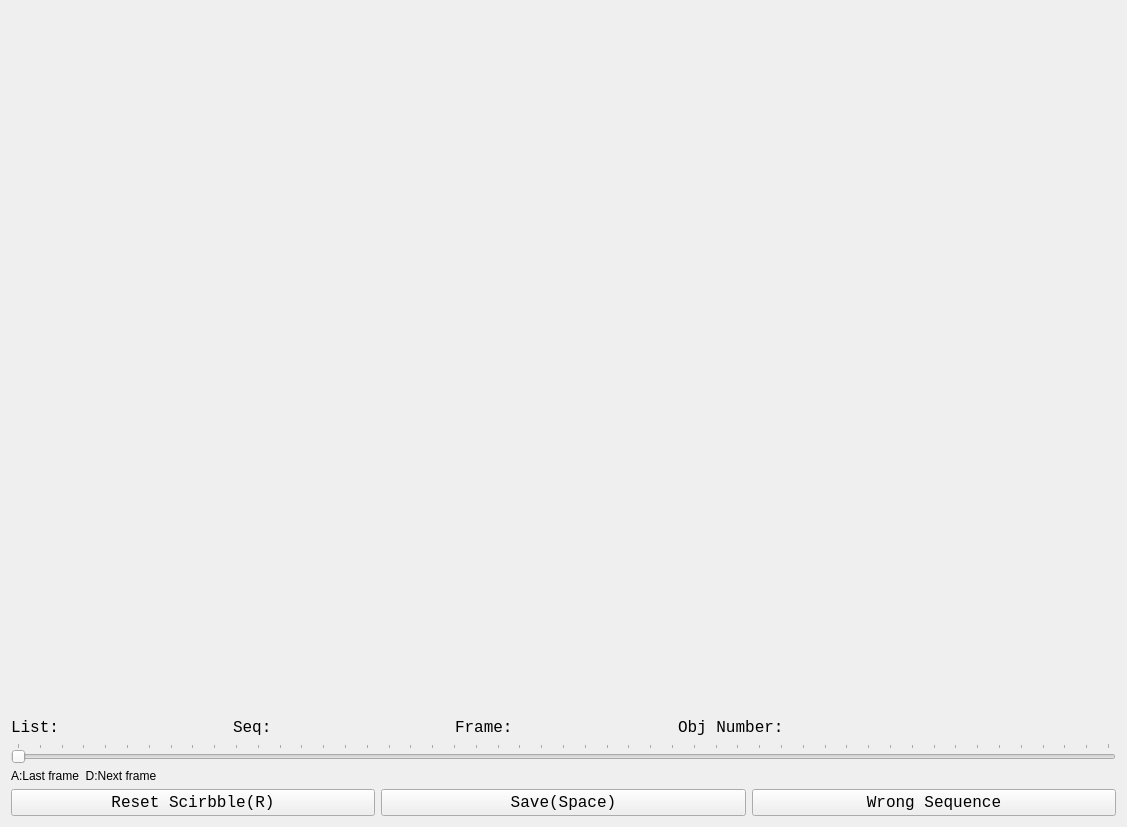
Qt form scribble_collector_UI.ui (ShenhanQian/inital-scribble-collector) before a commit.
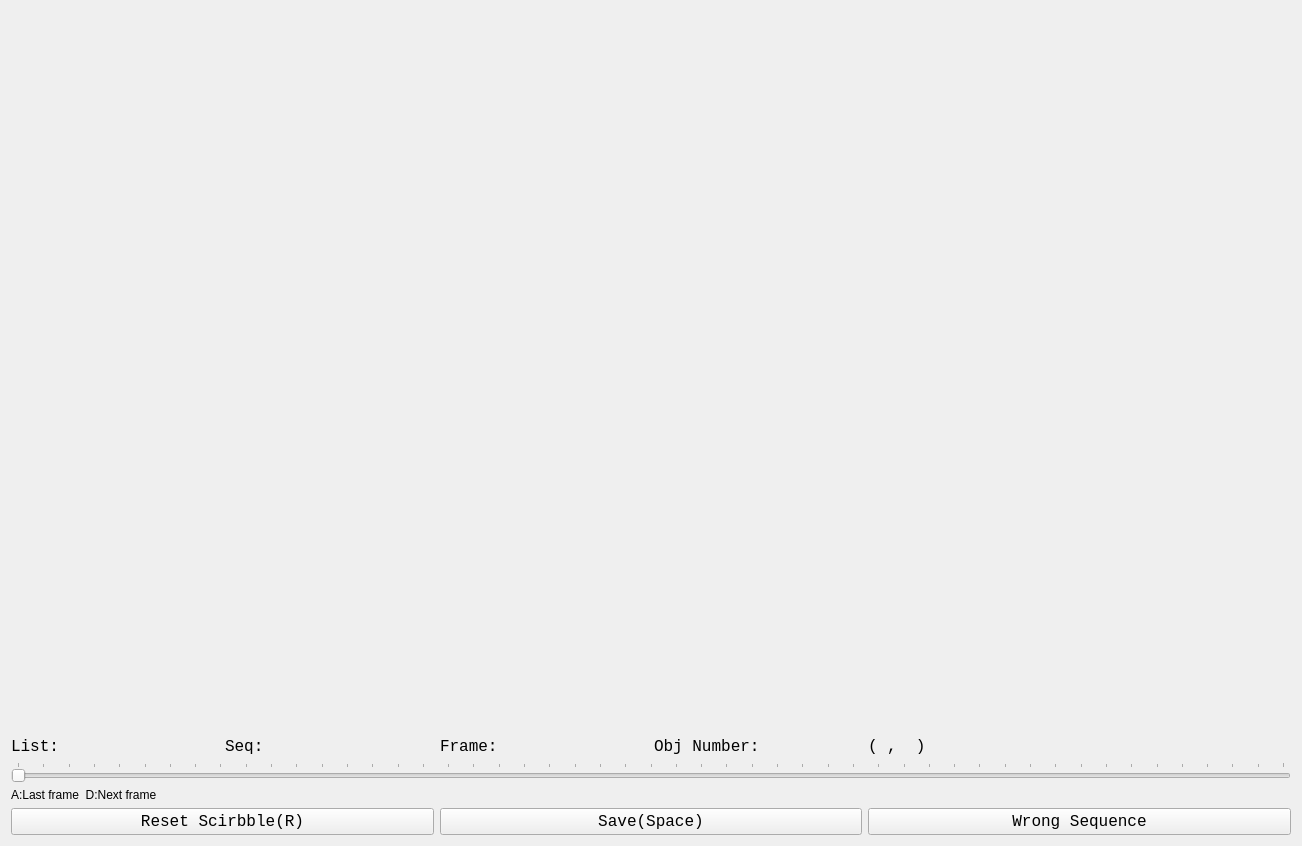
The same form after that commit.

Commit message: Fix window size and image size.

```diff
--- a/scribble_collector_UI.ui
+++ b/scribble_collector_UI.ui
@@ -32,8 +32,8 @@
        </property>
        <property name="minimumSize">
         <size>
-         <width>0</width>
-         <height>0</height>
+         <width>1280</width>
+         <height>720</height>
         </size>
        </property>
        <property name="cursor">
@@ -116,6 +116,19 @@
          </property>
         </widget>
        </item>
+       <item>
+        <widget class="QLabel" name="label_xy">
+         <property name="font">
+          <font>
+           <family>Consolas</family>
+           <pointsize>12</pointsize>
+          </font>
+         </property>
+         <property name="text">
+          <string>( ,  )</string>
+         </property>
+        </widget>
+       </item>
        <item>
         <widget class="QLabel" name="label_info">
          <property name="font">
```
The commit also changes 2 other files.
